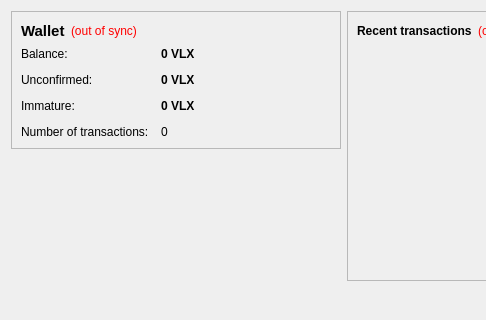
Qt form src/qt/forms/overviewpage.ui (nazarpechka/volvox-old) before a commit; both pictures show x 0 to 486 and y 0 to 320 of the 688 by 561 pixel window.
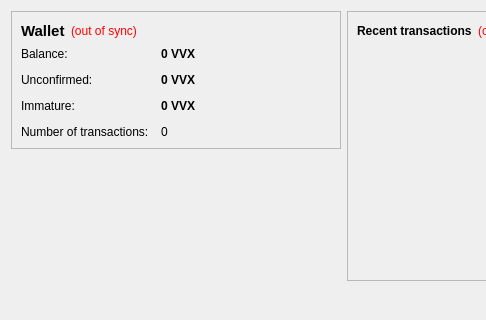
The same form after that commit. Icons and pictures are not drawn.

Patch:
```diff
--- a/src/qt/forms/overviewpage.ui
+++ b/src/qt/forms/overviewpage.ui
@@ -1375,7 +1375,7 @@
              <string>Your current balance</string>
             </property>
             <property name="text">
-             <string notr="true">0 VLX</string>
+             <string notr="true">0 VVX</string>
             </property>
             <property name="textInteractionFlags">
              <set>Qt::LinksAccessibleByMouse|Qt::TextSelectableByKeyboard|Qt::TextSelectableByMouse</set>
@@ -1404,7 +1404,7 @@
              <string>Total of transactions that have yet to be confirmed, and do not yet count toward the current balance</string>
             </property>
             <property name="text">
-             <string notr="true">0 VLX</string>
+             <string notr="true">0 VVX</string>
             </property>
             <property name="textInteractionFlags">
              <set>Qt::LinksAccessibleByMouse|Qt::TextSelectableByKeyboard|Qt::TextSelectableByMouse</set>
@@ -1430,7 +1430,7 @@
              <string>Mined balance that has not yet matured</string>
             </property>
             <property name="text">
-             <string notr="true">0 VLX</string>
+             <string notr="true">0 VVX</string>
             </property>
             <property name="textInteractionFlags">
              <set>Qt::LinksAccessibleByMouse|Qt::TextSelectableByKeyboard|Qt::TextSelectableByMouse</set>
```
